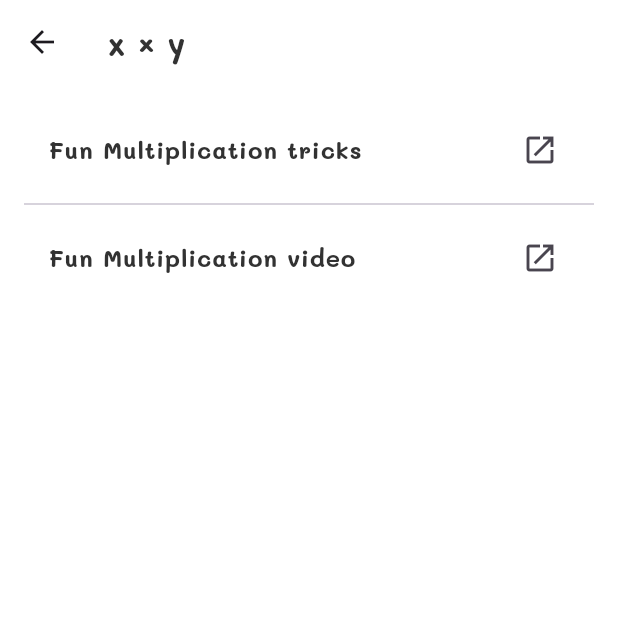
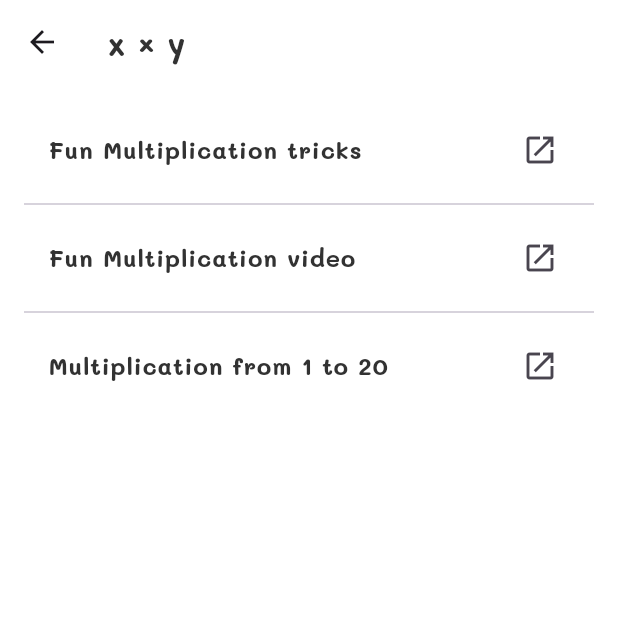
Before and after one commit to OtoJauja/MatMat-app, a Flutter app: the LearnView screen opened directly, after a tap on "x × y", on a phone screen of 412 x 824 dp, the top half of it. Run offline on Flutter 3.47's test engine with Material 3 defaults, Android fonts, the light colour scheme and no system bars; our stand-ins replace fl_chart, shared_preferences; missing offline and left inert: hexagon; accounts and stored records are empty.

Commit message:
Made some changes to progress chart, game screens and put some links in learn view

```diff
--- a/lib/Views/learn_view.dart
+++ b/lib/Views/learn_view.dart
@@ -22,6 +22,10 @@ class LearnView extends StatelessWidget {
             'name': 'Fun Multiplication video',
             'url': 'https://www.youtube.com/watch?v=eW2dRLyoyds&t=159s'
           },
+          {
+            'name': 'Multiplication from 1 to 20',
+            'url': 'https://cf.ltkcdn.net/home-school/files/4425-times-tables-1-to-20.pdf'
+          },
         ],
       },
       {
@@ -29,8 +33,12 @@ class LearnView extends StatelessWidget {
         'subtitle': 'Division',
         'tips': [
           {
-            'name': 'Division Tips',
-            'url': 'https://www.idtech.com/blog/easy-division-tricks-for-kids'
+            'name': 'Division Basics',
+            'url': 'https://www.youtube.com/watch?v=rGMecZ_aERo'
+          },
+          {
+            'name': 'Division from 1 to 10',
+            'url': 'https://suncatcherstudio.com/uploads/printables/math/division-charts/pdf-png/printable-division-chart-filled-in-1-10-portrait-2288ee-44aaff.pdf'
           },
         ],
       },
@@ -40,7 +48,11 @@ class LearnView extends StatelessWidget {
         'tips': [
           {
             'name': 'Understanding Sequences',
-            'url': 'https://www.example.com/sequences'
+            'url': 'https://www.youtube.com/watch?v=tfU1tNf_65s'
+          },
+          {
+            'name': 'Understanding Sequences: nth Term',
+            'url': 'https://www.youtube.com/watch?v=xtvJwaYfXss&t=1s'
           },
         ],
       },
@@ -50,7 +62,19 @@ class LearnView extends StatelessWidget {
         'tips': [
           {
             'name': 'Exponentiation Basics',
-            'url': 'https://www.example.com/exponentiation'
+            'url': 'https://countontricia.com/2019/06/how-to-teach-exponents-to-beginners.html'
+          },
+          {
+            'name': 'Introduction to Exponents',
+            'url': 'https://www.youtube.com/watch?v=XZRQhkii0h0'
+          },
+          {
+            'name': 'Square roots',
+            'url': 'https://www.k8worksheets.com/pdfs/square-root/charts-4.pdf'
+          },
+          {
+            'name': 'Cubic roots',
+            'url': 'https://math-drills.com/numbersense/cubes_and_cube_roots_001.1360994964.pdf'
           },
         ],
       },
@@ -61,6 +85,14 @@ class LearnView extends StatelessWidget {
           {
             'name': 'Percentages Made Simple',
             'url': 'https://byjus.com/maths/percentage/'
+          },
+          {
+            'name': 'Percentages in 10s',
+            'url': 'https://www.smartboardingschool.com/_files/ugd/e99b9e_3d29122850c042189b087d1ca64e8999.pdf?index=true'
+          },
+          {
+            'name': 'Percentages: Per 100',
+            'url': 'https://www.mathsisfun.com/percentage.html'
           },
         ],
       },
@@ -201,7 +233,7 @@ class TipsView extends StatelessWidget {
                 await launchUrl(
                   url,
                   mode: LaunchMode
-                      .inAppWebView, // or LaunchMode.externalApplication
+                      .externalApplication, // LaunchMode .externalApplication or .inAppWebView
                 );
               } else {
                 ScaffoldMessenger.of(context).showSnackBar(
```
